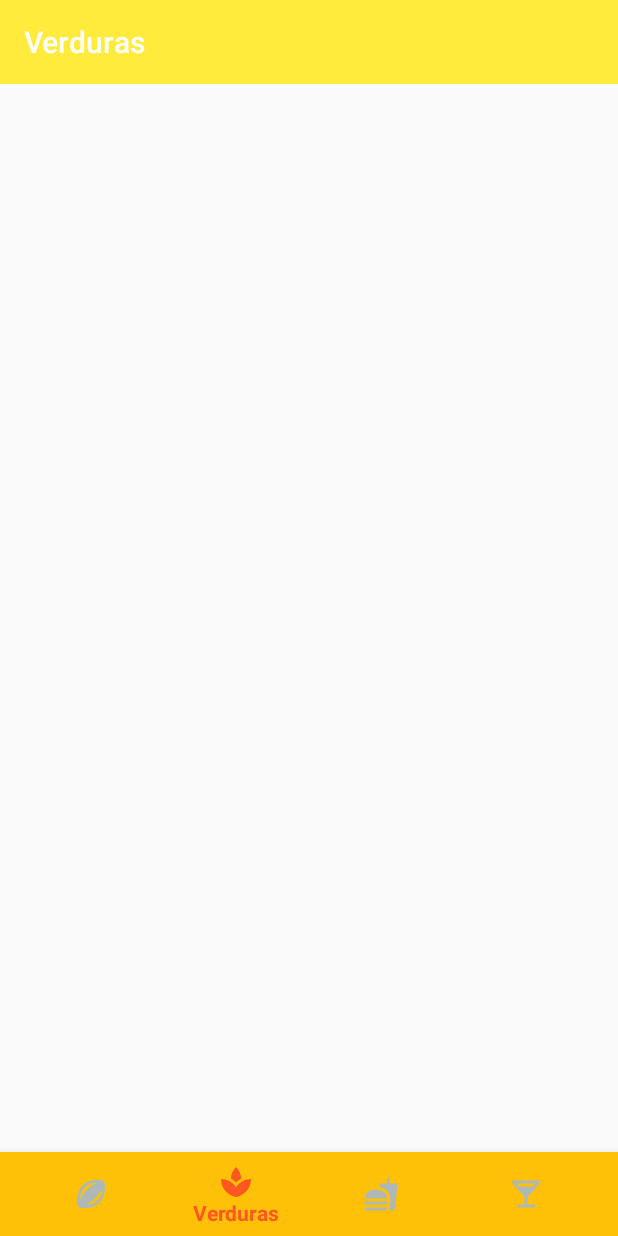
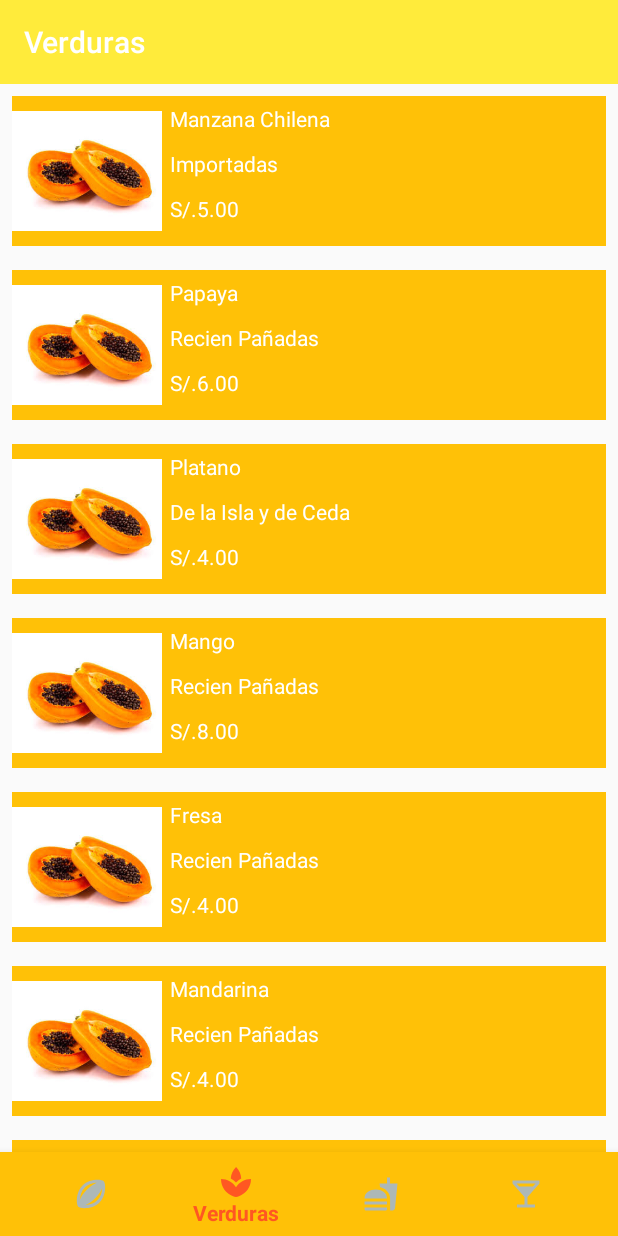
Before and after one commit to RichardRocaUlloa/Practica2, an Android app: the screen it shows after launch (MainActivity), item 2 of the bottom bar chosen, on a phone screen of 412 x 824 dp. Run offline under Robolectric (Android 15) with nearby library versions, the phone set to English and light mode, and no system bars.

Commit message:
Listado Final

```diff
--- a/app/src/main/java/com/example/practica2/fragments/BebidasFragment.kt
+++ b/app/src/main/java/com/example/practica2/fragments/BebidasFragment.kt
@@ -5,10 +5,22 @@ import androidx.fragment.app.Fragment
 import android.view.LayoutInflater
 import android.view.View
 import android.view.ViewGroup
+import androidx.recyclerview.widget.DefaultItemAnimator
+import androidx.recyclerview.widget.LinearLayoutManager
 import com.example.practica2.R
+import com.example.practica2.adapters.BebidasAdapter
+import com.example.practica2.adapters.FrutasAdapter
+import com.example.practica2.models.Bebidas
+import com.example.practica2.models.Frutas
+import kotlinx.android.synthetic.main.fragment_bebidas.*
+import kotlinx.android.synthetic.main.fragment_frutas.*
+import kotlinx.android.synthetic.main.fragment_frutas.rvFrutas
 
 
 class BebidasFragment : Fragment() {
+
+    private val bebidas:ArrayList<Bebidas> by lazy {getBebidas()}
+    private lateinit var bebidasAdapter: BebidasAdapter
 
     override fun onCreateView(inflater: LayoutInflater, container: ViewGroup?, savedInstanceState: Bundle?): View? {
         // Inflate the layout for this fragment
@@ -16,5 +28,37 @@ class BebidasFragment : Fragment() {
     }
     override fun onViewCreated(view: View, savedInstanceState: Bundle?) {
         super.onViewCreated(view, savedInstanceState)
+        setRecycler()
     }
+
+    fun setRecycler(){
+        rvBebidas.setHasFixedSize(true)
+        rvBebidas.layoutManager = LinearLayoutManager(context)
+        rvBebidas.itemAnimator = DefaultItemAnimator()
+        bebidasAdapter = BebidasAdapter(bebidas)
+        rvBebidas.adapter = bebidasAdapter
+
+    }
+
+    @JvmName("getBebidas1")
+    fun getBebidas():ArrayList<Bebidas>{
+        return object : ArrayList<Bebidas>(){
+            init {
+                clear()
+                add(Bebidas("Manzana Chilena", "Importadas", "S/.5.00"))
+                add(Bebidas("Papaya", "Recien Pañadas", "S/.6.00"))
+                add(Bebidas("Platano", "De la Isla y de Ceda", "S/.4.00"))
+                add(Bebidas("Mango", "Recien Pañadas", "S/.8.00"))
+                add(Bebidas("Fresa", "Recien Pañadas", "S/.4.00"))
+                add(Bebidas("Mandarina", "Recien Pañadas", "S/.4.00"))
+                add(Bebidas("Naranja", "Recien Pañadas", "S/.5.00"))
+                add(Bebidas("Pera", "Recien Pañadas", "S/.7.00"))
+                add(Bebidas("Durazno", "Recien Pañadas", "S/.7.00"))
+                add(Bebidas("Cereza", "Recien Pañadas", "S/.2.00"))
+
+
+            }
+        }
+    }
+
 }
--- a/app/src/main/java/com/example/practica2/fragments/FrutasFragment.kt
+++ b/app/src/main/java/com/example/practica2/fragments/FrutasFragment.kt
@@ -24,12 +24,10 @@ class FrutasFragment : Fragment() {
         // Inflate the layout for this fragment
         return inflater.inflate(R.layout.fragment_frutas, container, false)
     }
-
     override fun onViewCreated(view: View, savedInstanceState: Bundle?) {
         super.onViewCreated(view, savedInstanceState)
         setRecycler()
     }
-
     fun setRecycler(){
         rvFrutas.setHasFixedSize(true)
         rvFrutas.layoutManager = LinearLayoutManager(context)
--- a/app/src/main/java/com/example/practica2/fragments/VerdurasFragment.kt
+++ b/app/src/main/java/com/example/practica2/fragments/VerdurasFragment.kt
@@ -5,18 +5,57 @@ import androidx.fragment.app.Fragment
 import android.view.LayoutInflater
 import android.view.View
 import android.view.ViewGroup
+import androidx.recyclerview.widget.DefaultItemAnimator
+import androidx.recyclerview.widget.LinearLayoutManager
 import com.example.practica2.R
+import com.example.practica2.adapters.FrutasAdapter
+import com.example.practica2.adapters.VerdurasAdapter
+import com.example.practica2.models.Frutas
+import com.example.practica2.models.Verduras
+import kotlinx.android.synthetic.main.fragment_frutas.*
+import kotlinx.android.synthetic.main.fragment_frutas.rvFrutas
+import kotlinx.android.synthetic.main.fragment_verduras.*
 
 
 class VerdurasFragment : Fragment() {
+
+    private val verduras:ArrayList<Verduras> by lazy {getVerduras()}
+    private lateinit var verdurasAdapter: VerdurasAdapter
 
     override fun onCreateView(inflater: LayoutInflater, container: ViewGroup?, savedInstanceState: Bundle?): View? {
         // Inflate the layout for this fragment
         return inflater.inflate(R.layout.fragment_verduras, container, false)
     }
-
     override fun onViewCreated(view: View, savedInstanceState: Bundle?) {
         super.onViewCreated(view, savedInstanceState)
+        setRecycler()
+    }
+    fun setRecycler(){
+        rvVerduras.setHasFixedSize(true)
+        rvVerduras.layoutManager = LinearLayoutManager(context)
+        rvVerduras.itemAnimator = DefaultItemAnimator()
+        verdurasAdapter = VerdurasAdapter(verduras)
+        rvVerduras.adapter = verdurasAdapter
+    }
+    @JvmName("getVerduras1")
+    fun getVerduras():ArrayList<Verduras>{
+        return object : ArrayList<Verduras>(){
+            init {
+                clear()
+                add(Verduras("Manzana Chilena", "Importadas", "S/.5.00"))
+                add(Verduras("Papaya", "Recien Pañadas", "S/.6.00"))
+                add(Verduras("Platano", "De la Isla y de Ceda", "S/.4.00"))
+                add(Verduras("Mango", "Recien Pañadas", "S/.8.00"))
+                add(Verduras("Fresa", "Recien Pañadas", "S/.4.00"))
+                add(Verduras("Mandarina", "Recien Pañadas", "S/.4.00"))
+                add(Verduras("Naranja", "Recien Pañadas", "S/.5.00"))
+                add(Verduras("Pera", "Recien Pañadas", "S/.7.00"))
+                add(Verduras("Durazno", "Recien Pañadas", "S/.7.00"))
+                add(Verduras("Cereza", "Recien Pañadas", "S/.2.00"))
+
+
+            }
+        }
     }
 
 }
--- a/app/src/main/java/com/example/practica2/fragments/ViveresFragment.kt
+++ b/app/src/main/java/com/example/practica2/fragments/ViveresFragment.kt
@@ -5,10 +5,22 @@ import androidx.fragment.app.Fragment
 import android.view.LayoutInflater
 import android.view.View
 import android.view.ViewGroup
+import androidx.recyclerview.widget.DefaultItemAnimator
+import androidx.recyclerview.widget.LinearLayoutManager
 import com.example.practica2.R
+import com.example.practica2.adapters.VerdurasAdapter
+import com.example.practica2.adapters.ViveresAdapter
+import com.example.practica2.models.Verduras
+import com.example.practica2.models.Viveres
+import kotlinx.android.synthetic.main.fragment_verduras.*
+import kotlinx.android.synthetic.main.fragment_verduras.rvVerduras
+import kotlinx.android.synthetic.main.fragment_viveres.*
 
 
 class ViveresFragment : Fragment() {
+
+    private val viveres:ArrayList<Viveres> by lazy {getViveres()}
+    private lateinit var viveresAdapter: ViveresAdapter
 
     override fun onCreateView(inflater: LayoutInflater, container: ViewGroup?, savedInstanceState: Bundle?): View? {
         // Inflate the layout for this fragment
@@ -16,5 +28,33 @@ class ViveresFragment : Fragment() {
     }
     override fun onViewCreated(view: View, savedInstanceState: Bundle?) {
         super.onViewCreated(view, savedInstanceState)
+        setRecycler()
+    }
+    fun setRecycler(){
+        rvViveres.setHasFixedSize(true)
+        rvViveres.layoutManager = LinearLayoutManager(context)
+        rvViveres.itemAnimator = DefaultItemAnimator()
+        viveresAdapter = ViveresAdapter(viveres)
+        rvViveres.adapter = viveresAdapter
+    }
+    @JvmName("getViveres1")
+    fun getViveres():ArrayList<Viveres>{
+        return object : ArrayList<Viveres>(){
+            init {
+                clear()
+                add(Viveres("Manzana Chilena", "Importadas", "S/.5.00"))
+                add(Viveres("Papaya", "Recien Pañadas", "S/.6.00"))
+                add(Viveres("Platano", "De la Isla y de Ceda", "S/.4.00"))
+                add(Viveres("Mango", "Recien Pañadas", "S/.8.00"))
+                add(Viveres("Fresa", "Recien Pañadas", "S/.4.00"))
+                add(Viveres("Mandarina", "Recien Pañadas", "S/.4.00"))
+                add(Viveres("Naranja", "Recien Pañadas", "S/.5.00"))
+                add(Viveres("Pera", "Recien Pañadas", "S/.7.00"))
+                add(Viveres("Durazno", "Recien Pañadas", "S/.7.00"))
+                add(Viveres("Cereza", "Recien Pañadas", "S/.2.00"))
+
+
+            }
+        }
     }
 }
```
